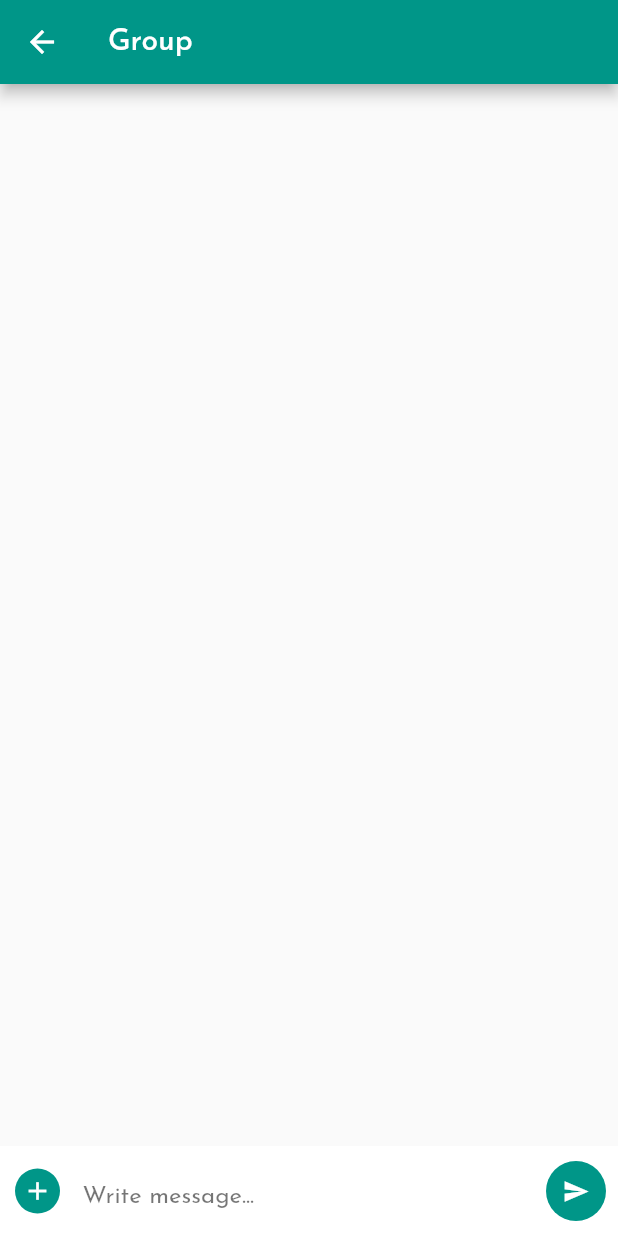
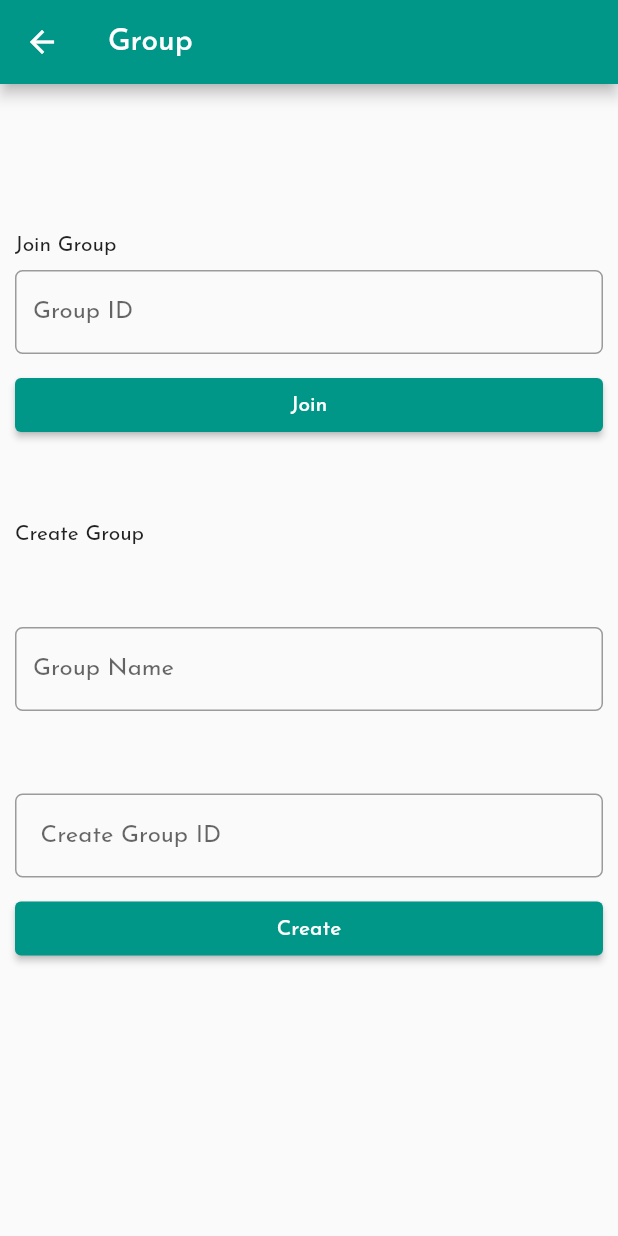
Before and after one commit to vaishnavikpatil/office_schedular, a Flutter app: the Groups screen opened directly, on a phone screen of 412 x 824 dp. Run offline on Flutter 3.47's test engine with Material 2 defaults, Android fonts, the phone set to English and light mode, and no system bars; our stand-ins replace firebase_core, font_awesome_flutter, google_fonts, table_calendar; accounts and stored records are empty.

Commit message:
elevan commmit

```diff
--- /dev/null
+++ b/lib/app_screens/create_group.dart
@@ -0,0 +1,116 @@
+import 'package:flutter/material.dart';
+import 'package:office_schedular/app_screens/groups_screen.dart';
+class CreateGroup extends StatefulWidget {
+  @override
+  State<StatefulWidget> createState() {
+    return  CreateGroupState();
+  }
+}
+
+class  CreateGroupState extends State<CreateGroup> {
+  @override
+  Widget build(BuildContext context) {
+    return Scaffold(
+     body: Container(
+         child:ListView(
+             children: <Widget> [
+               Padding(
+                   padding: EdgeInsets.only(top:100.0,bottom:5.0,left: 10.0,right:10.0 ),
+                   child: Container(
+                     child: Text(
+                       'Join Group',
+
+                     ),
+                   ),
+                   ),
+         Padding(
+         padding: EdgeInsets.only(top:5.0,bottom:5.0,left: 10.0,right:10.0 ),
+         child:Row(children: <Widget>[
+           Expanded(child: TextField(
+             decoration: InputDecoration(
+                 labelText: ("Group ID"),
+                 hintText: ("Enter Group ID"),
+                 border: OutlineInputBorder(
+                   borderRadius: BorderRadius.circular(5.0),
+                 )
+             ),
+           )
+           ),]
+         )
+         ),
+        Padding(
+          padding:EdgeInsets.only(top:5.0,bottom: 5.0,left: 10.0,right: 10.0),
+          child:Row(children: <Widget>[
+            Expanded(
+                child: ElevatedButton(
+                  child: Text('Join'),
+                  onPressed:(){
+                    Navigator.push(context, MaterialPageRoute(builder: (BuildContext context) => Chat()));
+                  },
+                    style: ElevatedButton.styleFrom(
+                      primary: Colors.teal,
+                    )
+                )
+    )
+    ])),
+               Padding(
+                 padding: EdgeInsets.only(top:50.0,bottom:5.0,left: 10.0,right:10.0 ),
+                 child: Container(
+                   child: Text(
+                     'Create Group',
+
+                   ),
+                 ),
+               ),
+               Padding(
+                   padding: EdgeInsets.only(top:50.0,bottom:5.0,left: 10.0,right:10.0 ),
+                   child:Row(children: <Widget>[
+                     Expanded(child: TextField(
+                       decoration: InputDecoration(
+                           labelText: ("Group Name"),
+                           hintText: ("Enter Group Name"),
+                           border: OutlineInputBorder(
+                             borderRadius: BorderRadius.circular(5.0),
+                           )
+                       ),
+                     )
+                     ),]
+                   )
+               ),
+               Padding(
+                   padding: EdgeInsets.only(top:50.0,bottom:5.0,left: 10.0,right:10.0 ),
+                   child:Row(children: <Widget>[
+                     Expanded(child: TextField(
+                       decoration: InputDecoration(
+                           labelText: (" Create Group ID"),
+                           hintText: ("Enter Group ID"),
+                           border: OutlineInputBorder(
+                             borderRadius: BorderRadius.circular(5.0),
+                           )
+                       ),
+                     )
+                     ),]
+                   )
+               ),
+               Padding(
+                   padding:EdgeInsets.only(top:5.0,bottom: 5.0,left: 10.0,right: 10.0),
+                   child:Row(children: <Widget>[
+                     Expanded(
+                         child: ElevatedButton(
+                           child: Text('Create'),
+                           onPressed:(){
+                             Navigator.push(context, MaterialPageRoute(builder: (BuildContext context) => Chat()));
+                           },
+                   style: ElevatedButton.styleFrom(
+                     primary: Colors.teal,
+                         )
+                     )
+                     )])),
+
+
+
+    ]),
+
+    ));
+  }
+}
--- a/lib/app_screens/groups_screen.dart
+++ b/lib/app_screens/groups_screen.dart
@@ -1,4 +1,5 @@
 import 'package:flutter/material.dart';
+import 'package:office_schedular/app_screens/create_group.dart';
 
 class Groups extends StatefulWidget {
   @override
@@ -15,7 +16,7 @@ class  GroupsState extends State<Groups> {
         backgroundColor: Colors.teal,
         title: Text('Group'),
       ),
-      body: Chat(),
+      body:CreateGroup(),
     );
   }
 }
@@ -31,7 +32,18 @@ class Chat  extends StatefulWidget {
 class  ChatState extends State<Chat> {
   @override
   Widget build(BuildContext context) {
-    return Stack(
+    return  Scaffold(
+        appBar:AppBar(
+        backgroundColor: Colors.teal,
+        title: Text('Group'),
+          actions: [
+            IconButton(
+              icon: Icon(Icons.share),
+              onPressed: () {},
+            ),
+          ],
+    ),
+    body:Stack(
       children: <Widget>[
         Align(
           alignment: Alignment.bottomLeft,
@@ -52,7 +64,7 @@ class  ChatState extends State<Chat> {
                       color: Colors.teal,
                       borderRadius: BorderRadius.circular(30),
                     ),
-                    child: Icon(Icons.add, color: Colors.white, size: 20, ),
+                    child: Icon(Icons.camera_alt_outlined, color: Colors.white, size: 20, ),
                   ),
                 ),
                 SizedBox(width: 15,),
@@ -78,7 +90,7 @@ class  ChatState extends State<Chat> {
           ),
         ),
       ],
-    );
+    ));
 
   }
 }
--- a/pubspec.yaml
+++ b/pubspec.yaml
@@ -24,6 +24,8 @@ dependencies:
   flutter:
     sdk: flutter
 
+  share: 2.0.4
+
   firebase_analytics: ^8.3.3
 
 
@@ -35,6 +37,8 @@ dependencies:
   cloud_firestore: ^2.5.3
   firebase_core: ^1.7.0
   table_calendar: ^3.0.2
+
+
 
 
   font_awesome_flutter: ^9.1.0
```
Also changed, not shown: pubspec.lock, 1 other file.
